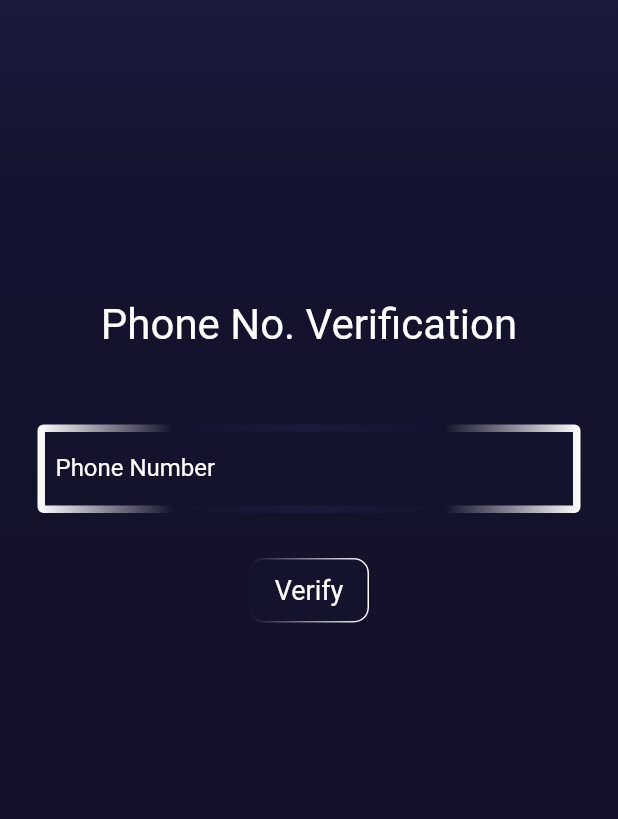
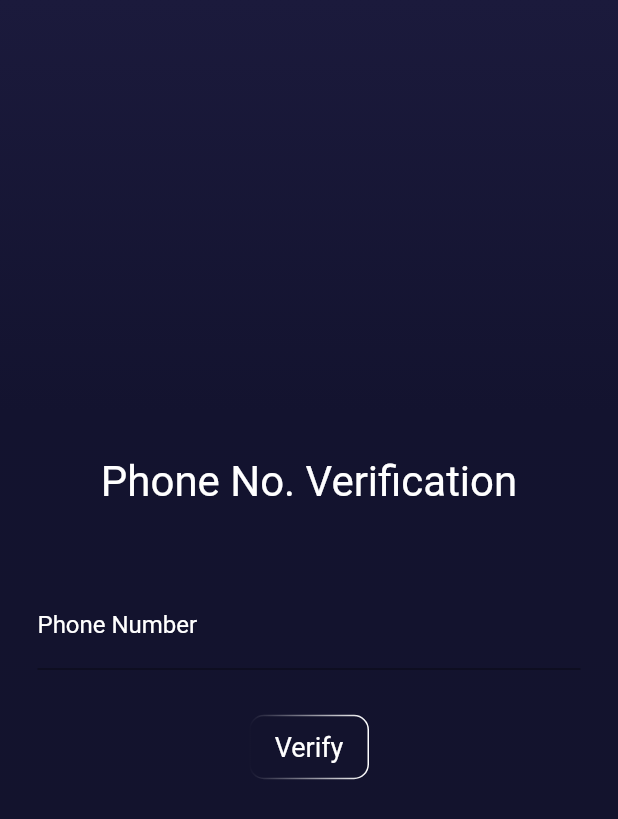
Before and after one commit to Saurrabhh/sarvagya, a Flutter app: the PhoneVerify screen opened by its route, on a phone screen of 412 x 824 dp. Shown: the top 819 px of the screen. Run offline on Flutter 3.47's test engine with Material 2 defaults, Android fonts, the phone set to English and light mode, and no system bars; our stand-ins replace audioplayers, avatar_glow, camera, firebase_auth, firebase_core, firebase_database and 7 more; missing offline and left inert: dialog_flowtter, flutter_phone_direct_caller, flutter_sms, google_mlkit_face_detection; accounts and stored records are empty; project files that could hold a hidden picture were left out.

```diff
--- a/lib/screens/ProfileScreen.dart
+++ b/lib/screens/ProfileScreen.dart
@@ -1,4 +1,3 @@
-import 'package:flutter/cupertino.dart';
 import 'package:flutter/material.dart';
 
 class ProfileScreen extends StatelessWidget {
@@ -8,7 +7,7 @@ class ProfileScreen extends StatelessWidget {
   Widget build(BuildContext context) {
     return Scaffold(
       appBar: AppBar(
-        title: Text('Profile'),
+        title: const Text('Profile'),
       ),
 
     );
--- a/lib/screens/auth_screens/phone_verify.dart
+++ b/lib/screens/auth_screens/phone_verify.dart
@@ -16,9 +16,7 @@ class PhoneVerify extends StatelessWidget {
   @override
   Widget build(BuildContext context) {
     return Scaffold(
-      backgroundColor: Color(0xff14122a),
       body: SafeArea(
-        child: SingleChildScrollView(
         child: Container(
           decoration: BoxDecoration(
               gradient: LinearGradient(
@@ -30,51 +28,50 @@ class PhoneVerify extends StatelessWidget {
             ],
             begin: Alignment.bottomCenter,
             end: Alignment.topCenter,
-              )
-            ),
-
+          )),
           child: Column(
             mainAxisAlignment: MainAxisAlignment.center,
             crossAxisAlignment: CrossAxisAlignment.center,
             children: [
-                  const SizedBox(
-                    height: 200,
+              // const SizedBox(
+              //   height: 200,
+              // ),
+              Text(
+                "Phone No. Verification",
+                style: TextStyle(color: Colors.white, fontSize: 28),
               ),
-                  Text("Phone No. Verification",style: TextStyle(color: Colors.white,fontSize: 28),),
               const SizedBox(
                 height: 50,
               ),
-
               Padding(
                 padding: const EdgeInsets.symmetric(horizontal: 25),
-                    child: TextFormField (
+                child: TextFormField(
                   style: TextStyle(color: Colors.white),
                   keyboardType: TextInputType.phone,
                   cursorColor: Colors.white,
                   controller: phoneController,
                   decoration: InputDecoration(
-                        border:GradientOutlineInputBorder(
-                          gradient: LinearGradient(
-                            colors: [
-                              Colors.white,
-                              Color(0xff13132d),
-                              Color(0xff1b1a3c),
-                              Color(0xff13132d),
-                              Colors.white,
-                            ],),
-                          width: 5,),
+                    // border: GradientOutlineInputBorder(
+                    //   gradient: LinearGradient(
+                    //     colors: [
+                    //       Colors.white,
+                    //       Color(0xff13132d),
+                    //       Color(0xff1b1a3c),
+                    //       Color(0xff13132d),
+                    //       Colors.white,
+                    //     ],
+                    //   ),
+                    //   width: 5,
+                    // ),
                     labelText: "Phone Number",
                     labelStyle: TextStyle(color: Colors.white),
                     focusedBorder: GradientOutlineInputBorder(
-                          gradient: LinearGradient(
-                            colors: [
+                        gradient: LinearGradient(colors: [
                           Color(0xff13132d),
                           Colors.white,
                           Color(0xff13132d),
-                            ]
-                          ),
-                          width: 5
-                        ),
+                        ]),
+                        width: 5),
                     hintText: "Phone Number",
                     hintStyle: TextStyle(color: Colors.white70),
                   ),
@@ -83,12 +80,10 @@ class PhoneVerify extends StatelessWidget {
               const SizedBox(
                 height: 30,
               ),
-
-
               InkWell(
-                   onTap:  (){
+                  onTap: () {
                     verifyNumber(context);
-          } ,
+                  },
                   child: Container(
                     width: 80,
                     padding: EdgeInsets.all(10),
@@ -96,26 +91,20 @@ class PhoneVerify extends StatelessWidget {
                         borderRadius: BorderRadius.all(Radius.circular(10)),
                         color: Color(0xff13132d),
                         border: GradientBoxBorder(
-                    gradient:LinearGradient(
-                      colors: [
-                        Color(0xff13132d),
-                        Colors.white
-                      ]
-                    )
-                  )
+                            gradient: LinearGradient(
+                                colors: [Color(0xff13132d), Colors.white]))),
+                    child: Text(
+                      'Verify',
+                      style: TextStyle(color: Colors.white, fontSize: 18),
+                      textAlign: TextAlign.center,
                     ),
-                child: Text('Verify',style: TextStyle(color: Colors.white,fontSize: 18),textAlign: TextAlign.center,),
-              )
-                 ),
+                  )),
             ],
-              ),
-
           ),
         ),
       ),
     );
   }
-
 
   verifyNumber(BuildContext context) {
     NavigatorState state = Navigator.of(context);
@@ -124,11 +113,11 @@ class PhoneVerify extends StatelessWidget {
     auth.verifyPhoneNumber(
         phoneNumber: phoneController.text,
         verificationCompleted: (PhoneAuthCredential credential) async {
-          await auth.signInWithCredential(credential).then((value) =>{
-            print("You are Logged in.")
-          });
+          await auth
+              .signInWithCredential(credential)
+              .then((value) => {print("You are Logged in.")});
         },
-        verificationFailed: (FirebaseAuthException e){
+        verificationFailed: (FirebaseAuthException e) {
           print("Verification Failed");
           Fluttertoast.showToast(
             msg: "Verification Failed",
@@ -139,10 +128,13 @@ class PhoneVerify extends StatelessWidget {
           print(e.message);
           state.pop();
         },
-        codeSent: (String verifictionID, int? resendToken){
+        codeSent: (String verifictionID, int? resendToken) {
           print("Code Sent");
           verificationIDReceived = verifictionID;
-          List<String> data_to_send = [verificationIDReceived,phoneController.text];
+          List<String> data_to_send = [
+            verificationIDReceived,
+            phoneController.text
+          ];
           Fluttertoast.showToast(
             backgroundColor: Colors.white,
             textColor: Color(0xff13132d),
@@ -152,9 +144,9 @@ class PhoneVerify extends StatelessWidget {
             timeInSecForIosWeb: 1,
           );
           print("Redirect to OTP Verification Page");
-          state.pushNamedAndRemoveUntil('/verifyOtp',arguments: data_to_send, (Route route) => false);
+          state.pushNamedAndRemoveUntil(
+              '/verifyOtp', arguments: data_to_send, (Route route) => false);
         },
-        codeAutoRetrievalTimeout: (String verificationID){}
-    );
+        codeAutoRetrievalTimeout: (String verificationID) {});
   }
 }
```
Also changed, not shown: lib/main.dart (+57 -34 lines), pubspec.lock, 1 other file. Lines whose indentation alone changed are shown as unchanged.
